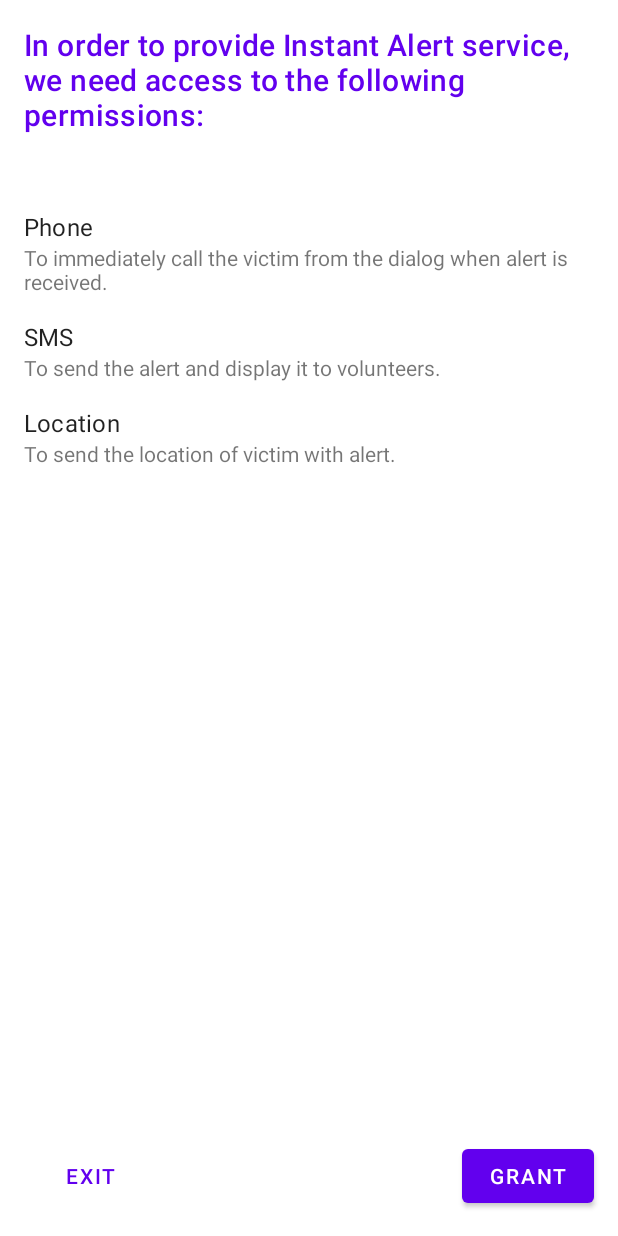
After one commit to kdb13/Securify, an Android app: the RequestPermissionsActivity screen opened directly, with no data from a screen before it, on a phone screen of 412 x 824 dp. The commit adds this screen. Run offline under Robolectric (Android 15) with nearby library versions, the phone set to English and light mode, and no system bars; our stand-ins replace data binding.

Commit message:
Added activity to request critical permissions.

```diff
--- /dev/null
+++ b/Source/app/src/main/java/com/lina/securify/views/activities/RequestPermissionsActivity.java
@@ -0,0 +1,59 @@
+package com.lina.securify.views.activities;
+
+import androidx.annotation.NonNull;
+import androidx.appcompat.app.AppCompatActivity;
+import androidx.core.app.ActivityCompat;
+import androidx.navigation.fragment.NavHostFragment;
+
+import android.content.Intent;
+import android.content.pm.PackageManager;
+import android.os.Bundle;
+import android.view.View;
+
+import com.lina.securify.R;
+import com.lina.securify.utils.Utils;
+
+public class RequestPermissionsActivity extends AppCompatActivity {
+
+    private static final int REQUEST_GRANT_PERMISSIONS = 10;
+
+    @Override
+    protected void onCreate(Bundle savedInstanceState) {
+        super.onCreate(savedInstanceState);
+        setContentView(R.layout.activity_request_permissions);
+    }
+
+    @Override
+    public void onRequestPermissionsResult(int requestCode, @NonNull String[] permissions,
+                                           @NonNull int[] grantResults) {
+
+        if (requestCode == REQUEST_GRANT_PERMISSIONS) {
+
+            if (grantResults.length > 0) {
+
+                for (int result : grantResults) {
+
+                    if (result == PackageManager.PERMISSION_DENIED) {
+                        return;
+                    }
+
+                }
+
+                startActivity(new Intent(this, MainActivity.class));
+                finish();
+
+            }
+
+        }
+
+    }
+
+    public void onExitClick(View view) {
+        finish();
+    }
+
+    public void onGrantClick(View view) {
+        ActivityCompat.requestPermissions(this,
+                Utils.appPermissions, REQUEST_GRANT_PERMISSIONS);
+    }
+}
--- /dev/null
+++ b/Source/app/src/main/res/layout/activity_request_permissions.xml
@@ -0,0 +1,102 @@
+<?xml version="1.0" encoding="utf-8"?>
+<layout xmlns:android="http://schemas.android.com/apk/res/android"
+    xmlns:app="http://schemas.android.com/apk/res-auto"
+    xmlns:tools="http://schemas.android.com/tools">
+
+    <androidx.constraintlayout.widget.ConstraintLayout
+        android:layout_width="match_parent"
+        android:layout_height="match_parent"
+        tools:context=".views.activities.RequestPermissionsActivity">
+
+        <TextView
+            android:id="@+id/request_permissions_message"
+            android:layout_width="0dp"
+            android:layout_height="wrap_content"
+            android:layout_marginTop="@dimen/global_padding"
+            android:layout_marginStart="@dimen/global_padding"
+            android:layout_marginEnd="@dimen/global_padding"
+            android:text="@string/request_permissions_message"
+            android:textAppearance="@style/TextAppearance.MaterialComponents.Headline6"
+            android:textColor="?colorPrimary"
+            app:layout_constraintEnd_toEndOf="parent"
+            app:layout_constraintStart_toStartOf="parent"
+            app:layout_constraintTop_toTopOf="parent" />
+
+        <TextView
+            android:id="@+id/phone"
+            android:layout_width="wrap_content"
+            android:layout_height="wrap_content"
+            android:layout_marginTop="50dp"
+            android:text="@string/phone"
+            android:textAppearance="@style/PermissionTitle"
+            app:layout_constraintStart_toStartOf="@+id/request_permissions_message"
+            app:layout_constraintTop_toBottomOf="@+id/request_permissions_message" />
+
+        <TextView
+            android:id="@+id/phone_info"
+            android:layout_width="0dp"
+            android:layout_height="wrap_content"
+            android:text="@string/phone_info"
+            app:layout_constraintStart_toStartOf="@+id/request_permissions_message"
+            app:layout_constraintEnd_toEndOf="@id/request_permissions_message"
+            app:layout_constraintTop_toBottomOf="@+id/phone" />
+
+        <TextView
+            android:id="@+id/sms"
+            android:layout_width="wrap_content"
+            android:layout_height="wrap_content"
+            android:layout_marginTop="@dimen/global_padding"
+            android:text="@string/sms"
+            android:textAppearance="@style/PermissionTitle"
+            app:layout_constraintStart_toStartOf="@+id/request_permissions_message"
+            app:layout_constraintTop_toBottomOf="@+id/phone_info" />
+
+        <TextView
+            android:id="@+id/sms_info"
+            android:layout_width="0dp"
+            android:layout_height="wrap_content"
+            app:layout_constraintTop_toBottomOf="@id/sms"
+            app:layout_constraintStart_toStartOf="@id/request_permissions_message"
+            app:layout_constraintEnd_toEndOf="@id/request_permissions_message"
+            android:text="@string/sms_info" />
+
+        <TextView
+            android:id="@+id/location"
+            android:layout_width="wrap_content"
+            android:layout_height="wrap_content"
+            android:layout_marginTop="@dimen/global_padding"
+            android:text="@string/location"
+            android:textAppearance="@style/PermissionTitle"
+            app:layout_constraintStart_toStartOf="@+id/sms_info"
+            app:layout_constraintTop_toBottomOf="@+id/sms_info" />
+
+        <TextView
+            android:id="@+id/location_info"
+            android:layout_width="0dp"
+            android:layout_height="wrap_content"
+            app:layout_constraintTop_toBottomOf="@id/location"
+            app:layout_constraintStart_toStartOf="@id/request_permissions_message"
+            app:layout_constraintEnd_toEndOf="@id/request_permissions_message"
+            android:text="@string/location_info" />
+
+        <Button
+            android:id="@+id/button"
+            style="@style/Widget.MaterialComponents.Button.TextButton"
+            android:layout_width="wrap_content"
+            android:layout_height="wrap_content"
+            android:layout_marginBottom="@dimen/global_padding"
+            android:text="@string/button_exit"
+            android:onClick="onExitClick"
+            app:layout_constraintBottom_toBottomOf="parent"
+            app:layout_constraintStart_toStartOf="@+id/request_permissions_message" />
+
+        <Button
+            android:layout_width="wrap_content"
+            android:layout_height="wrap_content"
+            android:text="@string/button_grant"
+            android:onClick="onGrantClick"
+            app:layout_constraintBottom_toBottomOf="@+id/button"
+            app:layout_constraintEnd_toEndOf="@+id/request_permissions_message" />
+
+    </androidx.constraintlayout.widget.ConstraintLayout>
+</layout>
```
Also changed, not shown: Source/app/src/main/AndroidManifest.xml (+7 -10 lines), Source/app/src/main/java/com/lina/securify/RequestPermissionsFragment.java (deleted, +0 -28 lines), Source/app/src/main/java/com/lina/securify/utils/Utils.java (+24 -16 lines), Source/app/src/main/java/com/lina/securify/views/activities/MainActivity.java (+12 -2 lines), Source/app/src/main/res/layout/fragment_request_permissions.xml (deleted, +0 -97 lines), Source/app/src/main/res/navigation/nav_graph.xml (+12 -7 lines).
